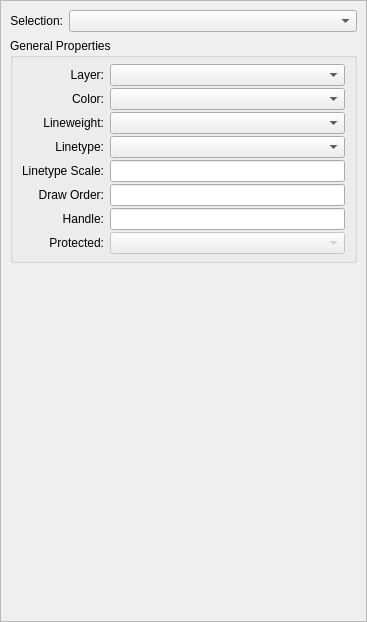
Above: scripts/Widgets/PropertyEditor/PropertyEditor.ui from qcad/qcad before the change. Below: the same form after it.
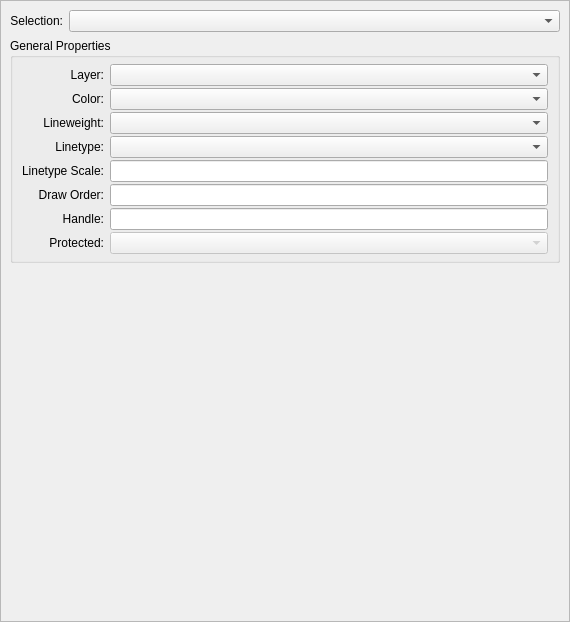
That is the form after the change. Custom widgets are drawn as their Qt base class.

Commit message: fix label alignment

Diff of the .ui file:
```diff
--- a/scripts/Widgets/PropertyEditor/PropertyEditor.ui
+++ b/scripts/Widgets/PropertyEditor/PropertyEditor.ui
@@ -6,7 +6,7 @@
    <rect>
     <x>0</x>
     <y>0</y>
-    <width>367</width>
+    <width>570</width>
     <height>622</height>
    </rect>
   </property>
@@ -27,7 +27,7 @@
     <rect>
      <x>0</x>
      <y>0</y>
-     <width>365</width>
+     <width>568</width>
      <height>620</height>
     </rect>
    </property>
```
Left out of the diff: 3 changed lines with no effect on the pictures.
